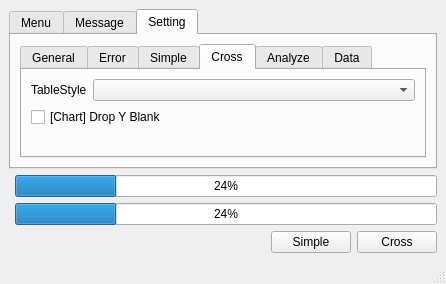
Before: the Qt Designer form src/lite/ui_mainwindow.ui in mugwort-rc/qsurveytools, drawn with Qt 5.
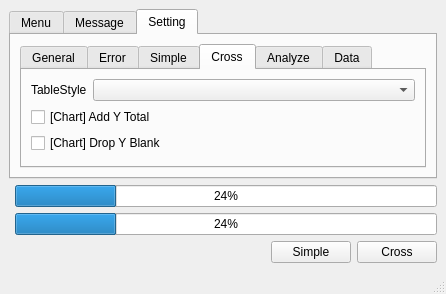
After: the same form once the commit is applied. The open tabs and pages were chosen to show the change.

Commit message: Add total series to cross chart.

The edit to the form file:
```diff
--- a/src/lite/ui_mainwindow.ui
+++ b/src/lite/ui_mainwindow.ui
@@ -256,6 +256,13 @@
               </property>
              </widget>
             </item>
+            <item row="1" column="0" colspan="2">
+             <widget class="QCheckBox" name="checkBoxChartAddYTotal">
+              <property name="text">
+               <string>[Chart] Add Y Total</string>
+              </property>
+             </widget>
+            </item>
            </layout>
           </widget>
           <widget class="QWidget" name="tabAnalyze">
```
Left out of the diff: 2 changed lines with no effect on the pictures. The commit also changes 5 other files.
